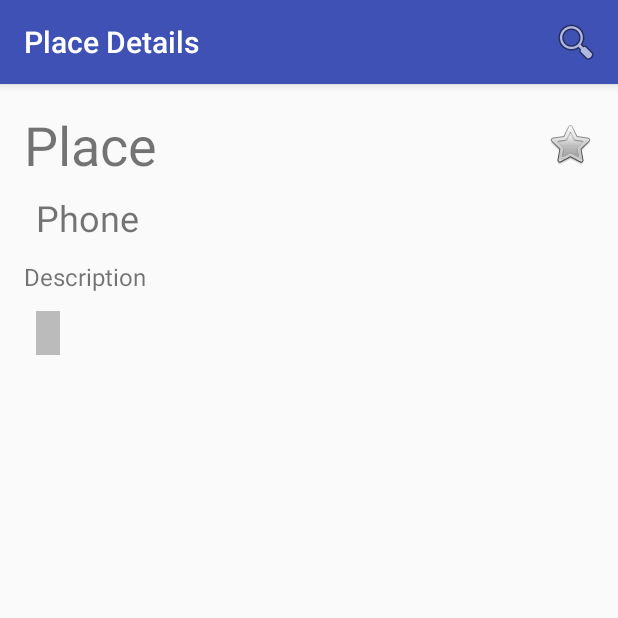
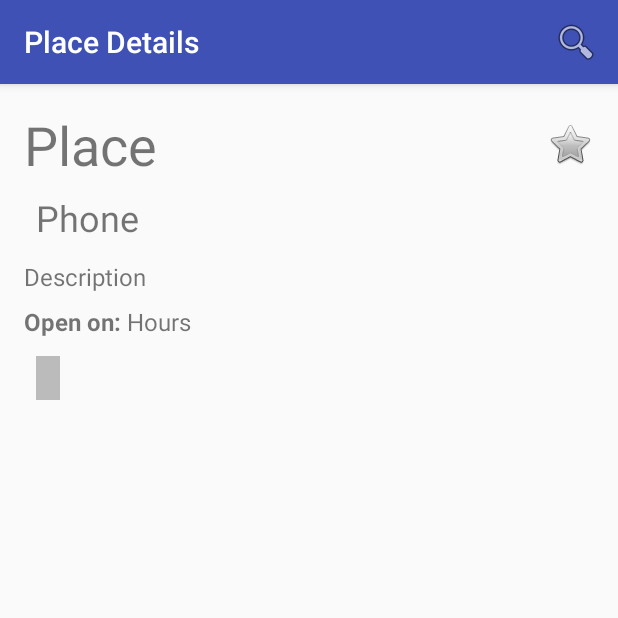
Before and after one commit to maezred/Places-Android, an Android app: the DetailActivity screen opened directly, with no data from a screen before it, on a phone screen of 412 x 824 dp, the top half of it. Run offline under Robolectric (Android 15) with nearby library versions, the phone set to English and light mode, and no system bars; libraries missing offline, so code that uses them is left out: com.readystatesoftware.sqliteasset; 9 statements that could not run were skipped.

Commit message:
Add hours to detail activity.

```diff
--- a/app/src/main/java/net/moltendorf/places/activity/DetailActivity.java
+++ b/app/src/main/java/net/moltendorf/places/activity/DetailActivity.java
@@ -28,6 +28,7 @@ public class DetailActivity extends BaseActivity {
 	private TextView placeName, placePhone;
 	private CheckBox     placeFavorite;
 	private TextView     placeDescription;
+	private TextView     placeHours;
 	private LinearLayout placeTags;
 
 	private PlacesQueryHelper queryHelper;
@@ -57,6 +58,7 @@ public class DetailActivity extends BaseActivity {
 		placePhone = (TextView) findViewById(R.id.detail_place_phone);
 		placeFavorite = (CheckBox) findViewById(R.id.detail_place_favorite);
 		placeDescription = (TextView) findViewById(R.id.detail_place_description);
+		placeHours = (TextView) findViewById(R.id.detail_place_hours);
 		placeTags = (LinearLayout) findViewById(R.id.detail_place_tags);
 	}
 
@@ -84,6 +86,7 @@ public class DetailActivity extends BaseActivity {
 		placePhone.setText(place.getPhone());
 		placeFavorite.setChecked(place.isFavorite());
 		placeDescription.setText(place.getDescription());
+		placeHours.setText(place.getHours());
 
 		placeTags.removeAllViewsInLayout();
 
--- a/app/src/main/res/layout/content_detail.xml
+++ b/app/src/main/res/layout/content_detail.xml
@@ -51,9 +51,32 @@
 		android:id="@+id/detail_place_description"
 		android:layout_width="match_parent"
 		android:layout_height="wrap_content"
-		android:layout_marginBottom="12dp"
+		android:layout_marginBottom="8dp"
 		android:text="@string/placeholder_description"
 		android:textSize="16sp"/>
+
+	<LinearLayout
+		android:layout_width="match_parent"
+		android:layout_height="wrap_content"
+		android:layout_marginBottom="12dp"
+		android:orientation="horizontal">
+
+		<TextView
+			android:layout_width="wrap_content"
+			android:layout_height="wrap_content"
+			android:text="@string/detail_hours"
+			android:textSize="16sp"
+			android:textStyle="bold"/>
+
+		<TextView
+			android:id="@+id/detail_place_hours"
+			android:layout_width="0dp"
+			android:layout_height="match_parent"
+			android:layout_marginLeft="4dp"
+			android:layout_weight="1"
+			android:text="@string/placeholder_hours"
+			android:textSize="16sp"/>
+	</LinearLayout>
 
 	<LinearLayout
 		android:id="@+id/detail_place_tags"
--- a/app/src/main/res/values/strings.xml
+++ b/app/src/main/res/values/strings.xml
@@ -15,4 +15,6 @@
 	<string name="title_activity_tags">All Tags</string>
 	<string name="placeholder_tag">Tag</string>
 	<string name="placeholder_description">Description</string>
+	<string name="detail_hours">Open on: </string>
+	<string name="placeholder_hours">Hours</string>
 </resources>
```
